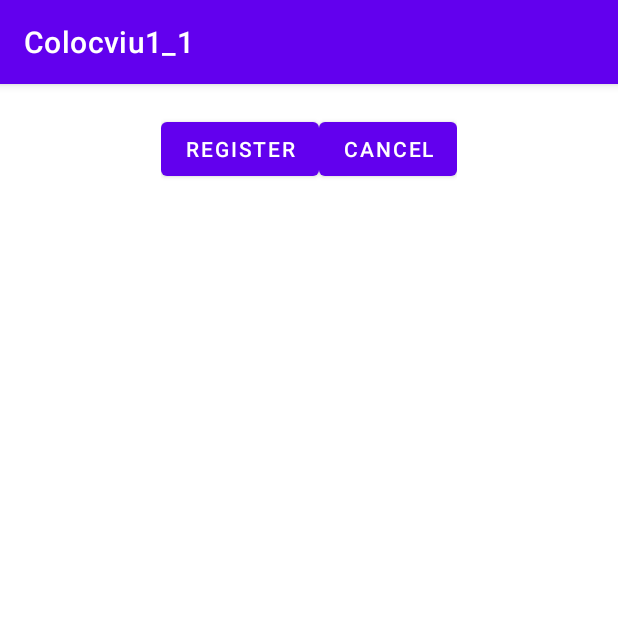
After one commit to stefanadranca/Colocviu1_1, an Android app: the Colocviul_1SecondaryActivity screen opened directly, with no data from a screen before it, on a phone screen of 412 x 824 dp, the top half of it. The commit adds this screen. Run offline under Robolectric (Android 15) with nearby library versions, the phone set to English and light mode, and no system bars; 1 statement that could not run was skipped.

Commit message:
finished C

```diff
--- a/app/src/main/AndroidManifest.xml
+++ b/app/src/main/AndroidManifest.xml
@@ -12,6 +12,9 @@
         android:theme="@style/Theme.Colocviu1_1"
         tools:targetApi="31">
         <activity
+            android:name=".Colocviul_1SecondaryActivity"
+            android:exported="false" />
+        <activity
             android:name=".Colocviul_1MainActivity"
             android:exported="true">
             <intent-filter>
--- /dev/null
+++ b/app/src/main/java/ro/pub/cs/systems/eim/colocviu1_1/Colocviul_1SecondaryActivity.java
@@ -0,0 +1,47 @@
+package ro.pub.cs.systems.eim.colocviu1_1;
+
+import androidx.appcompat.app.AppCompatActivity;
+
+import android.content.Intent;
+import android.os.Bundle;
+import android.view.View;
+import android.widget.Button;
+import android.widget.TextView;
+
+public class Colocviul_1SecondaryActivity extends AppCompatActivity {
+
+    private TextView commandsTextView;
+    private Button registerButton, cancelButton;
+    private ButtonClickListener buttonClickListener = new ButtonClickListener();
+
+    private class ButtonClickListener implements View.OnClickListener {
+
+        @Override
+        public void onClick(View view) {
+            switch(view.getId()) {
+                case R.id.register_button:
+                    setResult(RESULT_OK, null);
+                    break;
+                case R.id.cancel_button:
+                    setResult(RESULT_CANCELED, null);
+                    break;
+            }
+            finish();
+        }
+    }
+    @Override
+    protected void onCreate(Bundle savedInstanceState) {
+        super.onCreate(savedInstanceState);
+        setContentView(R.layout.activity_colocviul_1_secondary);
+        commandsTextView = (TextView) findViewById(R.id.commands_text);
+        Intent intent = getIntent();
+        if (intent != null && intent.getExtras().containsKey(Constants.SELECTED_POINTS)) {
+            String selectedPoints = intent.getStringExtra(Constants.SELECTED_POINTS);
+            commandsTextView.setText(selectedPoints);
+        }
+        registerButton = (Button) findViewById(R.id.register_button);
+        cancelButton = (Button) findViewById(R.id.cancel_button);
+        registerButton.setOnClickListener(buttonClickListener);
+        cancelButton.setOnClickListener(buttonClickListener);
+    }
+}
--- a/app/src/main/java/ro/pub/cs/systems/eim/colocviu1_1/Constants.java
+++ b/app/src/main/java/ro/pub/cs/systems/eim/colocviu1_1/Constants.java
@@ -3,4 +3,6 @@ package ro.pub.cs.systems.eim.colocviu1_1;
 public interface Constants {
     static public String LOG_NR_POINTS = "[NR OF SELECTED POINTS]" ;
     static public String NR_OF_POINTS = "Nr_points";
+    static public String SELECTED_POINTS = "Selected_points";
+    static public Integer SECONDARY_ACTIVITY_REQUEST_CODE = 100;
 }
--- a/app/src/main/res/layout/activity_colocviul_1_main.xml
+++ b/app/src/main/res/layout/activity_colocviul_1_main.xml
@@ -53,7 +53,7 @@
         android:layout_height="wrap_content"
         android:text=""/>
     <Button
-        android:id="@+id/navigate_so_secondary_activity"
+        android:id="@+id/navigate_to_secondary_activity"
         android:layout_width="wrap_content"
         android:layout_height="wrap_content"
         android:gravity="center"
--- /dev/null
+++ b/app/src/main/res/layout/activity_colocviul_1_secondary.xml
@@ -0,0 +1,31 @@
+<?xml version="1.0" encoding="utf-8"?>
+<LinearLayout xmlns:android="http://schemas.android.com/apk/res/android"
+    xmlns:app="http://schemas.android.com/apk/res-auto"
+    xmlns:tools="http://schemas.android.com/tools"
+    android:layout_width="match_parent"
+    android:layout_height="match_parent"
+    tools:context=".Colocviul_1SecondaryActivity"
+    android:orientation="vertical">
+
+    <TextView
+        android:id="@+id/commands_text"
+        android:layout_width="wrap_content"
+        android:layout_height="wrap_content"
+        android:gravity="center"/>
+    <LinearLayout
+        android:layout_width="wrap_content"
+        android:layout_height="wrap_content"
+        android:layout_gravity="center">
+        <Button
+            android:id="@+id/register_button"
+            android:layout_width="wrap_content"
+            android:layout_height="wrap_content"
+            android:text="@string/register"/>
+        <Button
+            android:id="@+id/cancel_button"
+            android:layout_width="wrap_content"
+            android:layout_height="wrap_content"
+            android:text="@string/cancel"/>
+    </LinearLayout>
+
+</LinearLayout>
--- a/app/src/main/res/values/strings.xml
+++ b/app/src/main/res/values/strings.xml
@@ -1,3 +1,5 @@
 <resources>
     <string name="app_name">Colocviu1_1</string>
+    <string name="register">Register</string>
+    <string name="cancel">Cancel</string>
 </resources>
```
Also changed, not shown: app/src/main/java/ro/pub/cs/systems/eim/colocviu1_1/Colocviul_1MainActivity.java (+22 -0 lines).
